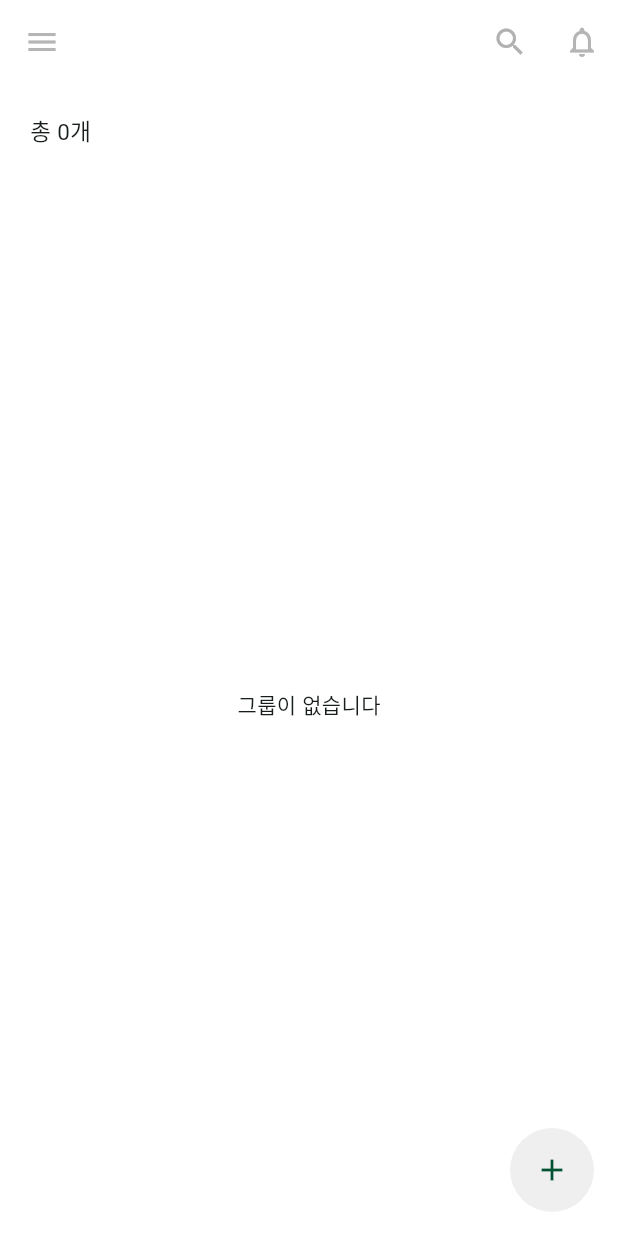
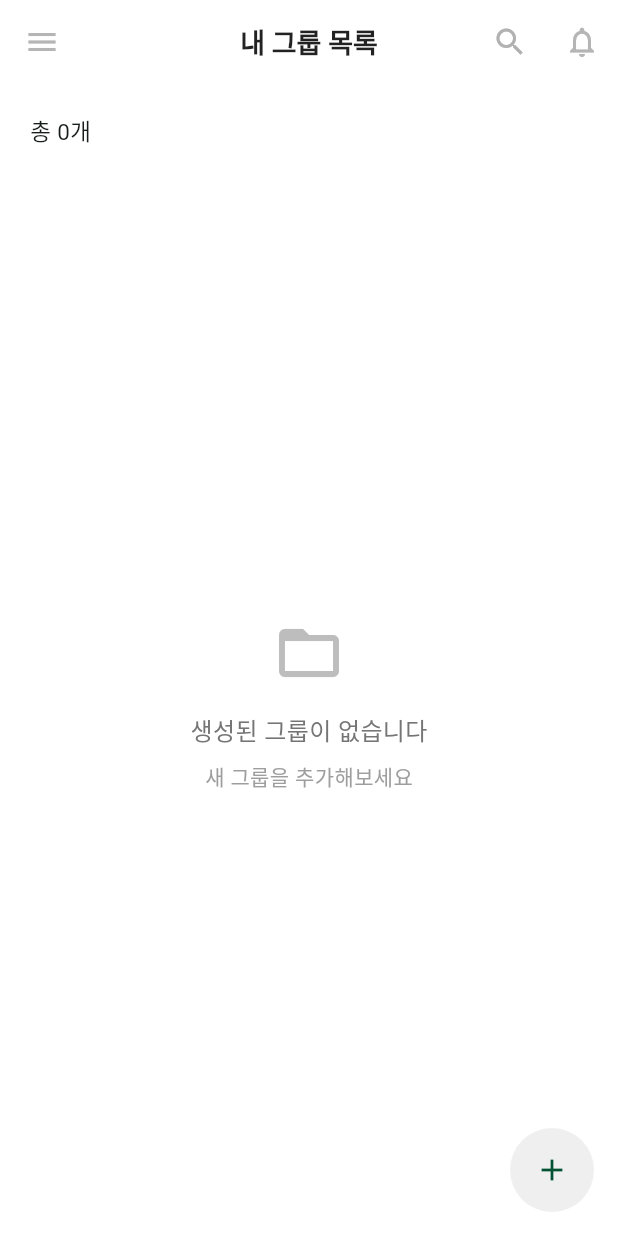
Before and after one commit to HongWonjong/NotaNote, a Flutter app: the screen it shows after launch, after a tap on "카카오로 로그인", after a tap on "메인 페이지로 이동", on a phone screen of 412 x 824 dp. Run offline on Flutter 3.47's test engine with Material 3 defaults, Android fonts, the phone set to English and light mode, and no system bars; our stand-ins replace audioplayers, cloud_firestore, firebase_auth, firebase_core, flutter_dotenv, flutter_keyboard_visibility and 5 more; missing offline and left inert: cupertino_rrect, flutter_quill, flutter_sound, kakao_flutter_sdk, kakao_flutter_sdk_common, kakao_flutter_sdk_user; accounts and stored records are empty; generated files the repository leaves out were written again; statements that could not run were skipped.

Commit message:
main_page.dart: 사용자 정보 로드 및 표시 기능 추가

```diff
--- a/lib/pages/main_page/main_page.dart
+++ b/lib/pages/main_page/main_page.dart
@@ -4,6 +4,9 @@ import 'package:nota_note/models/group_model.dart';
 import 'package:nota_note/pages/main_page/widgets/main_item.dart';
 import 'package:nota_note/viewmodels/group_viewmodel.dart';
 import 'package:nota_note/widgets/sliding_menu_scaffold.dart';
+import 'package:nota_note/viewmodels/auth/auth_common.dart' hide userIdProvider;
+import 'package:nota_note/pages/login_page/shared_prefs_helper.dart';
+import 'package:nota_note/viewmodels/auth/user_id_provider.dart';
 
 class MainPage extends ConsumerStatefulWidget {
   const MainPage({super.key});
@@ -17,12 +20,40 @@ class _MainPageState extends ConsumerState<MainPage> {
   bool _isGroupExpanded = false;
   String? _newGroupName;
   final TextEditingController _textController = TextEditingController();
+  String? _currentUserId;
+  String? _currentUserName;
 
   @override
   void initState() {
     super.initState();
-    // 컴포넌트가 마운트되면 그룹 데이터 불러오기
-    Future.microtask(() => ref.read(groupViewModelProvider).fetchGroups());
+    _loadUserInfo();
+  }
+
+  Future<void> _loadUserInfo() async {
+    // 사용자 ID 가져오기
+    final userId = await getCurrentUserId();
+
+    if (userId != null) {
+      // 상태 업데이트
+      setState(() {
+        _currentUserId = userId;
+      });
+
+      // Riverpod의 userIdProvider 업데이트
+      ref.read(userIdProvider.notifier).state = userId;
+
+      // 그룹 데이터 불러오기
+      Future.microtask(() => ref.read(groupViewModelProvider).fetchGroups());
+    } else {
+      // 로그인되지 않은 경우 처리
+      ScaffoldMessenger.of(context).showSnackBar(
+        const SnackBar(
+          content: Text('로그인이 필요합니다. 로그인 페이지로 이동해주세요.'),
+          duration: Duration(seconds: 3),
+        ),
+      );
+      // 여기에 로그인 페이지로 이동하는 로직 추가 가능
+    }
   }
 
   @override
@@ -71,16 +102,19 @@ class _MainPageState extends ConsumerState<MainPage> {
     final isLoading = groupViewModel.isLoading;
     final error = groupViewModel.error;
 
+    // 현재 로그인한 사용자 ID 가져오기
+    final userId = ref.watch(userIdProvider);
+
     return SlidingMenuScaffold(
       controller: _menuController,
-      menuWidget: _buildMenu(groups),
-      contentWidget: _buildContent(groups, isLoading, error),
+      menuWidget: _buildMenu(groups, userId),
+      contentWidget: _buildContent(groups, isLoading, error, userId),
       animationDuration: const Duration(milliseconds: 250),
       menuBackgroundColor: Colors.white,
     );
   }
 
-  Widget _buildMenu(List<GroupModel> groups) {
+  Widget _buildMenu(List<GroupModel> groups, String? userId) {
     return SafeArea(
       child: Padding(
         padding: const EdgeInsets.only(left: 20, right: 22),
@@ -88,6 +122,36 @@ class _MainPageState extends ConsumerState<MainPage> {
           crossAxisAlignment: CrossAxisAlignment.start,
           children: [
             SizedBox(height: 47.5),
+            // 사용자 정보 표시
+            if (userId != null)
+              Padding(
+                padding: const EdgeInsets.only(bottom: 25),
+                child: Row(
+                  children: [
+                    CircleAvatar(
+                      radius: 20,
+                      backgroundColor: Colors.grey[200],
+                      child: Icon(Icons.person, color: Colors.grey[700]),
+                    ),
+                    SizedBox(width: 10),
+                    Expanded(
+                      child: Column(
+                        crossAxisAlignment: CrossAxisAlignment.start,
+                        children: [
+                          Text(
+                            '사용자 ID: $userId',
+                            style: TextStyle(
+                              fontWeight: FontWeight.bold,
+                              fontSize: 14,
+                              overflow: TextOverflow.ellipsis,
+                            ),
+                          ),
+                        ],
+                      ),
+                    ),
+                  ],
+                ),
+              ),
             Row(
               mainAxisAlignment: MainAxisAlignment.spaceBetween,
               children: [
@@ -223,7 +287,8 @@ class _MainPageState extends ConsumerState<MainPage> {
     );
   }
 
-  Widget _buildContent(List<GroupModel> groups, bool isLoading, String? error) {
+  Widget _buildContent(
+      List<GroupModel> groups, bool isLoading, String? error, String? userId) {
     return Scaffold(
       body: Column(
         children: [
@@ -238,6 +303,17 @@ class _MainPageState extends ConsumerState<MainPage> {
                 size: 24,
               ),
             ),
+            title: userId != null
+                ? Text(
+                    "내 그룹 목록",
+                    style: TextStyle(
+                      color: Colors.black87,
+                      fontSize: 18,
+                      fontWeight: FontWeight.bold,
+                    ),
+                  )
+                : null,
+            centerTitle: true,
             actions: [
               IconButton(
                 onPressed: () {},
@@ -283,7 +359,34 @@ class _MainPageState extends ConsumerState<MainPage> {
                     child: isLoading
                         ? Center(child: CircularProgressIndicator())
                         : groups.isEmpty
-                            ? Center(child: Text('그룹이 없습니다'))
+                            ? Center(
+                                child: Column(
+                                  mainAxisAlignment: MainAxisAlignment.center,
+                                  children: [
+                                    Icon(
+                                      Icons.folder_open,
+                                      size: 48,
+                                      color: Colors.grey[400],
+                                    ),
+                                    SizedBox(height: 16),
+                                    Text(
+                                      '생성된 그룹이 없습니다',
+                                      style: TextStyle(
+                                        fontSize: 16,
+                                        color: Colors.grey[600],
+                                      ),
+                                    ),
+                                    SizedBox(height: 8),
+                                    Text(
+                                      '새 그룹을 추가해보세요',
+                                      style: TextStyle(
+                                        fontSize: 14,
+                                        color: Colors.grey[500],
+                                      ),
+                                    ),
+                                  ],
+                                ),
+                              )
                             : ListView.separated(
                                 padding: EdgeInsets.zero,
                                 itemCount: groups.length,
```
